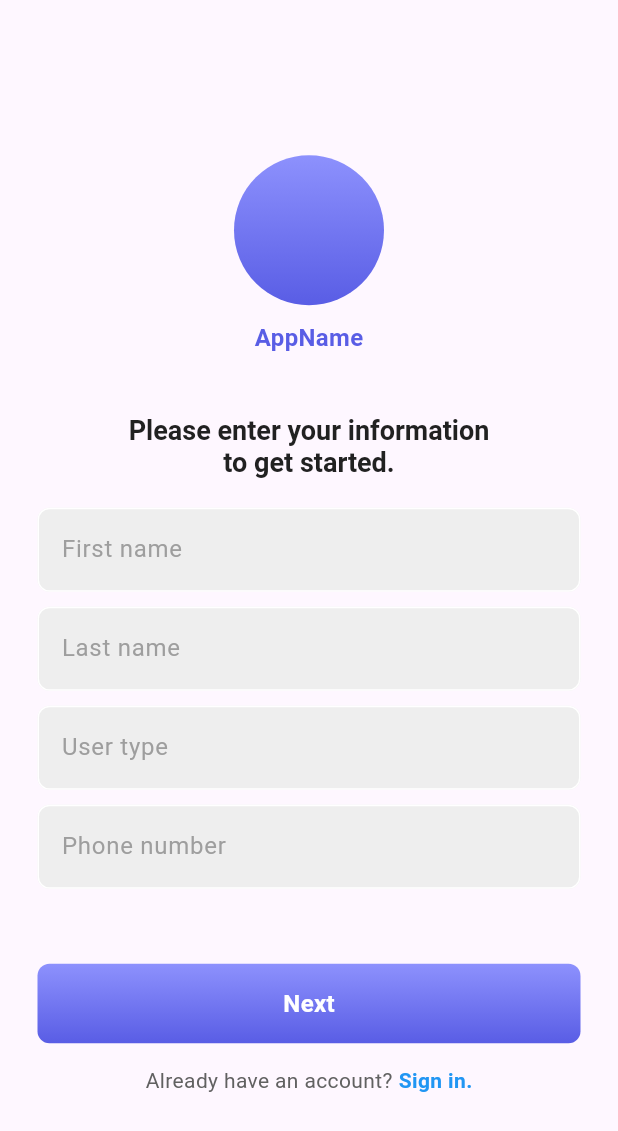
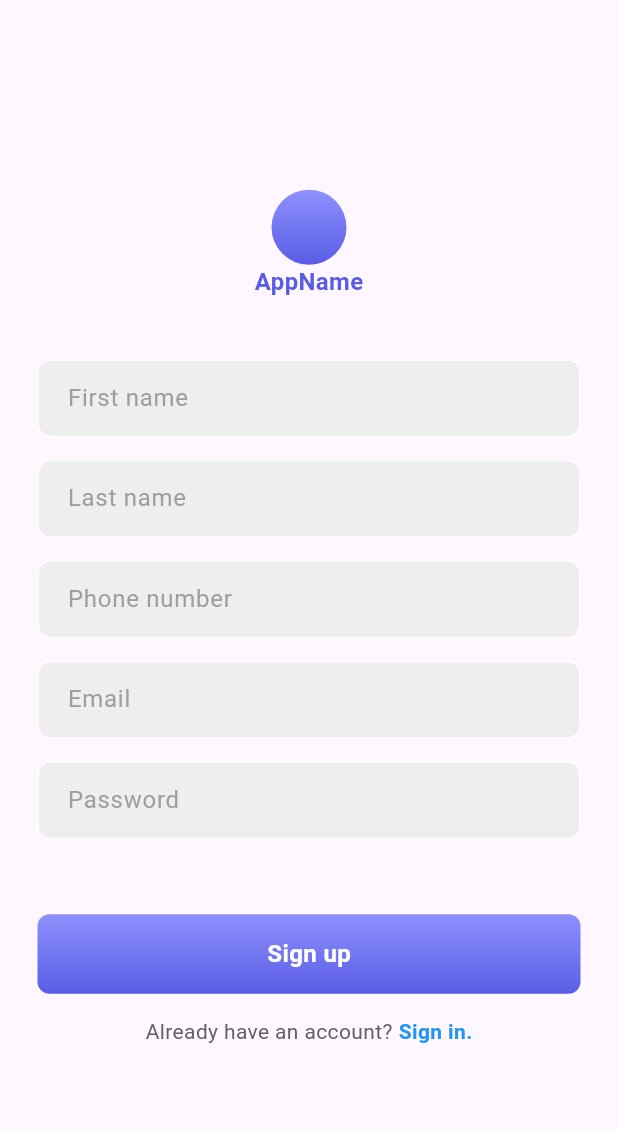
Before and after one commit to Kawther-07/Frontend, a Flutter app: the RegisterPage screen opened directly, on a phone screen of 412 x 824 dp. Shown: the top 1131 px of the screen. Run offline on Flutter 3.47's test engine with Material 3 defaults, Android fonts, the light colour scheme and no system bars; network calls fail.

Commit message:
register is  working, login is not

```diff
--- a/lib/pages/components/my_texfield.dart
+++ b/lib/pages/components/my_texfield.dart
@@ -34,7 +34,7 @@ class MyTextField extends StatelessWidget {
           hintText: hintText,
           hintStyle: TextStyle(color: Colors.grey.shade500),
           prefixIcon: icon != null ? Icon(icon, color: Colors.grey.shade500) : null,
-          // contentPadding: const EdgeInsets.fromLTRB(16, 12, 16, 12),
+          contentPadding: const EdgeInsets.symmetric(vertical: 14, horizontal: 16),
         ),
       ),
     );
--- a/lib/pages/main.dart
+++ b/lib/pages/main.dart
@@ -14,7 +14,7 @@ class MyApp extends StatelessWidget {
   Widget build(BuildContext context) {
     return MaterialApp(
       debugShowCheckedModeBanner: false,
-      home: RegisterPage(),
+      home: LoginPage(),
     );
   }
 }
--- a/lib/pages/register_page.dart
+++ b/lib/pages/register_page.dart
@@ -1,34 +1,79 @@
+import 'dart:convert';
 import 'package:flutter/material.dart';
-import 'package:flutter_application_1/pages/components/my_button.dart';
 import 'package:flutter_application_1/pages/components/my_texfield.dart';
-import 'next_page1.dart';
+import 'package:flutter_application_1/pages/home_page.dart';
+import 'package:http/http.dart' as http;
 import 'login_page.dart';
+import 'next_page2.dart';
+import 'home_page.dart';
 
 class RegisterPage extends StatelessWidget {
-  RegisterPage({Key? key}) : super(key: key);
+  RegisterPage({Key? key});
 
   // text editing controllers
-  final fnameController = TextEditingController();
-  final lnameController = TextEditingController();
-  final userTypeController = TextEditingController();
+  final TextEditingController fnameController = TextEditingController();
+  final TextEditingController lnameController = TextEditingController();
+  final TextEditingController roleController = TextEditingController();
+  final TextEditingController phoneController = TextEditingController();
+  final TextEditingController emailController = TextEditingController();
+  final TextEditingController passwordController = TextEditingController();
 
-  // sidn user in method
-  void signUserIn(BuildContext context) {
-  // You can perform any necessary sign-in logic here
+  Future<void> registerUser(BuildContext context) async {
+    final Uri uri = Uri.parse('http://192.168.1.69:3000/api/patient');
+    final Map<String, dynamic> userData = {
+      'first_name': fnameController.text,
+      'last_name': lnameController.text,
+      'phone': phoneController.text,
+      'email': emailController.text,
+      'password': passwordController.text,
+    };
 
-  // Navigate to the next page (replace `NextPage1` with the name of your next page class)
+    try {
+      final http.Response response = await http.post(
+        uri,
+        headers: <String, String>{
+          'Content-Type': 'application/json; charset=UTF-8',
+        },
+        body: jsonEncode(userData),
+      );
+
+      if (response.statusCode == 200) {
+        // Registration successful, navigate to the next page
         Navigator.of(context).push(
           MaterialPageRoute(
-      builder: (context) => NextPage1(), // Replace `NextPage1` with your page class name
+            builder: (context) => HomePage(), // Navigate to NextPage2 after registration
           ),
         );
+      } else {
+        // Registration failed, display error message
+        showDialog(
+          context: context,
+          builder: (BuildContext context) {
+            return AlertDialog(
+              title: const Text('Error'),
+              content: const Text('Failed to register user.'),
+              actions: <Widget>[
+                TextButton(
+                  onPressed: () {
+                    Navigator.of(context).pop();
+                  },
+                  child: const Text('OK'),
+                ),
+              ],
+            );
+          },
+        );
+      }
+    } catch (e) {
+      print('Error: $e');
+    }
   }
 
   // navigate to sign-in page method
   void navigateToSignInPage(BuildContext context) {
     Navigator.of(context).push(
       MaterialPageRoute(
-        builder: (context) => LoginPage(), // Replace `SignInPage` with your sign-in page class name
+        builder: (context) => LoginPage(),
       ),
     );
   }
@@ -42,7 +87,7 @@ class RegisterPage extends StatelessWidget {
             child: Column(
               mainAxisAlignment: MainAxisAlignment.center,
               children: [
-                const SizedBox(height: 10),
+                const SizedBox(height: 0),
 
                 // logo
                 Center(
@@ -52,14 +97,14 @@ class RegisterPage extends StatelessWidget {
                         alignment: Alignment.center,
                         children: [
                           Container(
-                            width: 100,
-                            height: 100,
+                            width: 50,
+                            height: 50,
                             decoration: const BoxDecoration(
                               shape: BoxShape.circle,
                               gradient: LinearGradient(
                                 colors: [
-                                  Color(0xFF8D91FD), // First color
-                                  Color(0xFF595DE5), // Second color
+                                  Color(0xFF8D91FD),
+                                  Color(0xFF595DE5),
                                 ],
                                 begin: Alignment.topCenter,
                                 end: Alignment.bottomCenter,
@@ -68,12 +113,14 @@ class RegisterPage extends StatelessWidget {
                           ),
                           const Icon(
                             Icons.circle,
-                            size: 100,
+                            size: 50,
                             color: Colors.transparent,
                           ),
                         ],
                       ),
-                      const SizedBox(height: 10),
+
+                      const SizedBox(height: 0),
+
                       const Text(
                         'AppName',
                         style: TextStyle(
@@ -88,80 +135,77 @@ class RegisterPage extends StatelessWidget {
 
                 const SizedBox(height: 40),
 
-                // please enter your information to get started.
-                Center(
-                  child: RichText(
-                    textAlign: TextAlign.center,
-                    text: TextSpan(
-                      children: [
-                        TextSpan(
-                          text: 'Please enter your information\n',
-                          style: TextStyle(
-                            fontWeight: FontWeight.bold,
-                            fontSize: 18,
-                            color: Colors.grey.shade900,
-                          ),
-                        ),
-                        TextSpan(
-                          text: 'to get started.',
-                          style: TextStyle(
-                            fontWeight: FontWeight.bold,
-                            fontSize: 18,
-                            color: Colors.grey.shade900,
-                          ),
-                        ),
-                      ],
-                    ),
-                  ),
-                ),
-
-                const SizedBox(height: 20),
-
-                // first name field
                 MyTextField(
                   controller: fnameController,
                   hintText: 'First name',
                   obscureText: false,
                 ),
 
-                const SizedBox(height: 10),
+                const SizedBox(height: 15),
 
-                // last name field
                 MyTextField(
                   controller: lnameController,
                   hintText: 'Last name',
                   obscureText: false,
                 ),
 
-                const SizedBox(height: 10),
+                const SizedBox(height: 15),
 
-                // user type field
                 MyTextField(
-                  controller: userTypeController,
-                  hintText: 'User type',
-                  obscureText: false,
-                ),
-
-                const SizedBox(height: 10),
-
-                // phone numberuser type field
-                MyTextField(
-                  controller: userTypeController,
+                  controller: phoneController,
                   hintText: 'Phone number',
                   obscureText: false,
                 ),
 
-                const SizedBox(height: 50),
+                const SizedBox(height: 15),
 
-                // sign up button
-                MyButton(
-                  text: "Next",
-                  onTap: () => signUserIn(context),
+                MyTextField(
+                  controller: emailController,
+                  hintText: 'Email',
+                  obscureText: false,
                 ),
 
                 const SizedBox(height: 15),
 
-                // Already have an account? Sign in.
+                MyTextField(
+                  controller: passwordController,
+                  hintText: 'Password',
+                  obscureText: true,
+                ),
+
+                const SizedBox(height: 50),
+
+                GestureDetector(
+                  onTap: () => registerUser(context),
+                  child: Container(
+                    padding: const EdgeInsets.all(15),
+                    margin: const EdgeInsets.symmetric(horizontal: 25),
+                    decoration: BoxDecoration(
+                      gradient: const LinearGradient(
+                        colors: [
+                          Color(0xFF8D91FD),
+                          Color(0xFF595DE5),
+                        ],
+                        begin: Alignment.topCenter,
+                        end: Alignment.bottomCenter,
+                      ),
+                      borderRadius: BorderRadius.circular(8),
+                    ),
+                    child: const Center(
+                      child: Text(
+                        "Sign up",
+                        style: TextStyle(
+                          color: Colors.white,
+                          fontWeight: FontWeight.bold,
+                          fontSize: 16,
+                        ),
+                      ),
+                    ),
+                  ),
+                ),
+
+                const SizedBox(height: 15),
+
                 GestureDetector(
                   onTap: () => navigateToSignInPage(context),
                   child: Row(
@@ -171,7 +215,9 @@ class RegisterPage extends StatelessWidget {
                         'Already have an account?',
                         style: TextStyle(color: Colors.grey[700]),
                       ),
+
                       const SizedBox(width: 4),
+
                       const Text(
                         'Sign in.',
                         style: TextStyle(
@@ -182,7 +228,6 @@ class RegisterPage extends StatelessWidget {
                     ],
                   ),
                 ),
-
               ],
             ),
           ),
--- a/pubspec.yaml
+++ b/pubspec.yaml
@@ -30,6 +30,7 @@ environment:
 dependencies:
   flutter:
     sdk: flutter
+  http: ^0.13.3
 
 
   # The following adds the Cupertino Icons font to your application.
```
Also changed, not shown: lib/api_service.dart (added, +22 -0 lines), lib/pages/home_page.dart (added, +18 -0 lines), lib/pages/login_page.dart (+59 -2 lines), 108 other files. Lines whose indentation alone changed are shown as unchanged.
